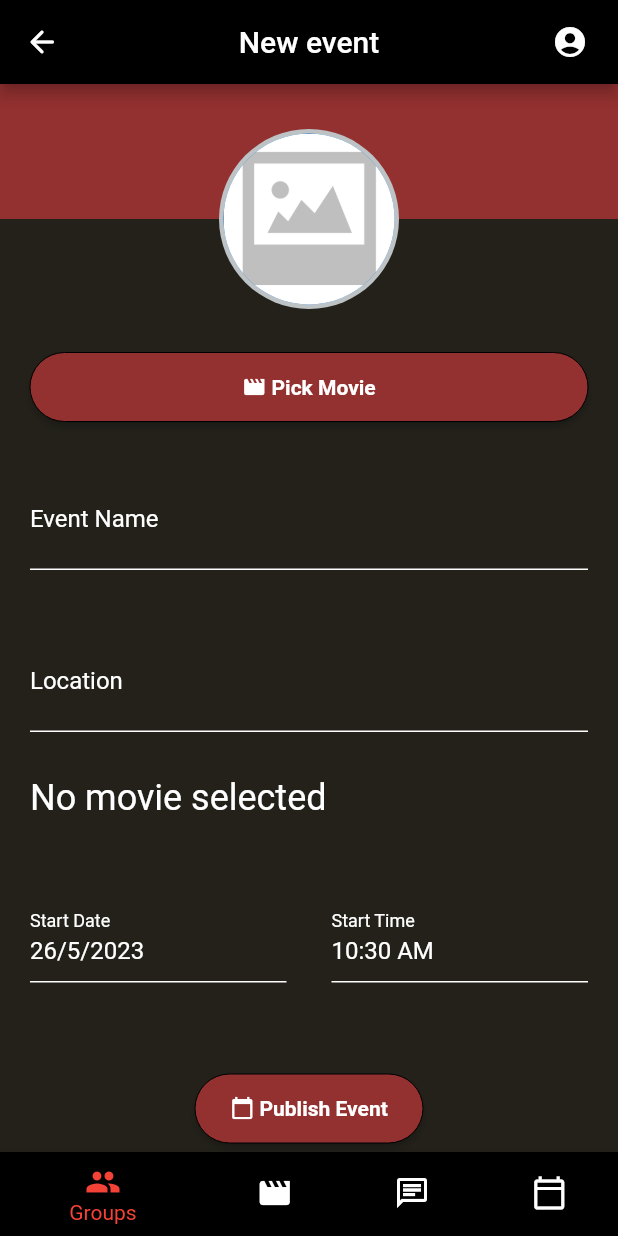
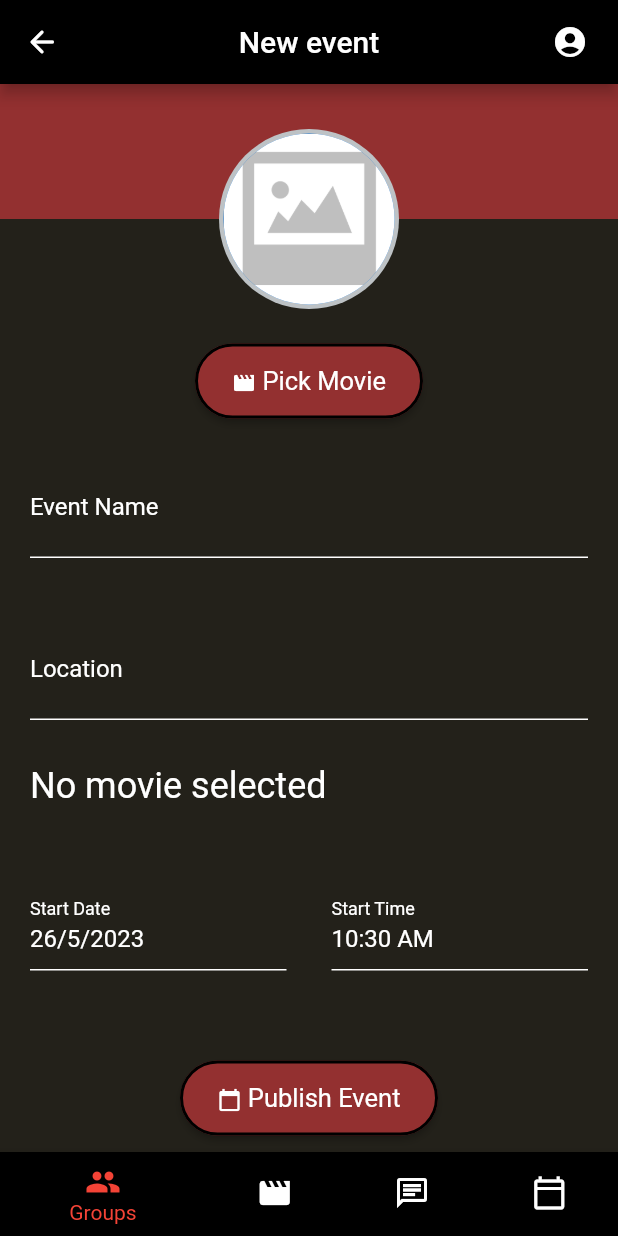
Before and after one commit to GustavWalt/pvt_23, a Flutter app: the CreateEventPage screen opened by its route, on a phone screen of 412 x 824 dp. Run offline on Flutter 3.47's test engine with Material 2 defaults, Android fonts, the phone set to English and light mode, and no system bars; our stand-ins replace cloud_firestore, firebase_auth, firebase_core, font_awesome_flutter, go_router, table_calendar; missing offline and left inert: social_share; accounts and stored records are empty.

Commit message:
more button fixes front-end

```diff
--- a/lib/screens/CreateEventPage/create_event_page.dart
+++ b/lib/screens/CreateEventPage/create_event_page.dart
@@ -85,15 +85,15 @@ class _CreateEventPageState extends State<CreateEventPage> {
               )
             ]),
             Container(
-              margin: const EdgeInsets.fromLTRB(20, 20, 20, 20),
+              margin: const EdgeInsets.fromLTRB(130, 15, 130, 15),
               child: ElevatedButton(
                 style: ElevatedButton.styleFrom(
                     minimumSize: const Size.fromRadius(10),
-                    backgroundColor: const Color.fromARGB(255, 147, 48, 48),
+                    backgroundColor: Color.fromARGB(255, 147, 48, 48),
                     shape: RoundedRectangleBorder(
                         borderRadius: BorderRadius.circular(30)),
-                    padding: const EdgeInsets.all(15),
-                    side: const BorderSide(color: Colors.black, width: 0)),
+                    padding: const EdgeInsets.fromLTRB(20, 15, 20, 15),
+                    side: const BorderSide(color: Colors.black, width: 2)),
                 child: RichText(
                   text: TextSpan(
                     children: [
@@ -101,8 +101,7 @@ class _CreateEventPageState extends State<CreateEventPage> {
                         child: Icon(Icons.movie, size: 16),
                       ),
                       TextSpan(
-                          text: " Pick Movie",
-                          style: TextStyle(fontWeight: FontWeight.bold)),
+                          text: " Pick Movie", style: TextStyle(fontSize: 17)),
                     ],
                   ),
                 ),
@@ -230,7 +229,7 @@ class _CreateEventPageState extends State<CreateEventPage> {
               ),
             ),
             Container(
-              padding: const EdgeInsets.fromLTRB(130, 0, 130, 20),
+              padding: const EdgeInsets.fromLTRB(120, 0, 120, 20),
               child: ElevatedButton(
                 style: ElevatedButton.styleFrom(
                     minimumSize: const Size.fromRadius(10),
@@ -238,7 +237,7 @@ class _CreateEventPageState extends State<CreateEventPage> {
                     shape: RoundedRectangleBorder(
                         borderRadius: BorderRadius.circular(30)),
                     padding: const EdgeInsets.all(15),
-                    side: const BorderSide(color: Colors.black, width: 0)),
+                    side: const BorderSide(color: Colors.black, width: 2)),
                 child: RichText(
                   text: const TextSpan(
                     children: [
@@ -247,7 +246,7 @@ class _CreateEventPageState extends State<CreateEventPage> {
                       ),
                       TextSpan(
                           text: " Publish Event",
-                          style: TextStyle(fontWeight: FontWeight.bold)),
+                          style: TextStyle(fontSize: 17)),
                     ],
                   ),
                 ),
--- a/lib/screens/plannedEventPage/planned_event_page.dart
+++ b/lib/screens/plannedEventPage/planned_event_page.dart
@@ -217,14 +217,14 @@ class _PlannedEventPageState extends State<PlannedEventPage> {
           ),*/
 
           Container(
-            padding: const EdgeInsets.fromLTRB(120, 30, 120, 0),
+            padding: const EdgeInsets.fromLTRB(110, 30, 110, 0),
             child: ElevatedButton(
               style: ElevatedButton.styleFrom(
                   minimumSize: const Size.fromRadius(10),
                   backgroundColor: Color.fromARGB(255, 39, 164, 222),
                   shape: RoundedRectangleBorder(
                       borderRadius: BorderRadius.circular(30)),
-                  padding: const EdgeInsets.fromLTRB(20, 20, 20, 20),
+                  padding: const EdgeInsets.fromLTRB(20, 15, 20, 15),
                   side: const BorderSide(color: Colors.black, width: 2)),
               child: RichText(
                 text: const TextSpan(
@@ -234,7 +234,7 @@ class _PlannedEventPageState extends State<PlannedEventPage> {
                     ),
                     TextSpan(
                         text: "Share to twitter",
-                        style: TextStyle(fontWeight: FontWeight.bold)),
+                        style: TextStyle(fontSize: 17)),
                   ],
                 ),
               ),
--- a/lib/screens/selectedGroupPage/selected_group_page.dart
+++ b/lib/screens/selectedGroupPage/selected_group_page.dart
@@ -339,7 +339,9 @@ class _SelectedGroupPageState extends State<SelectedGroupPage> {
                             TextSpan(
                                 text: "Leave group",
                                 style: TextStyle(
-                                    fontSize: 17, color: Colors.white)),
+                                  fontSize: 17,
+                                  color: Colors.white,
+                                )),
                           ],
                         ),
                       ),
```
